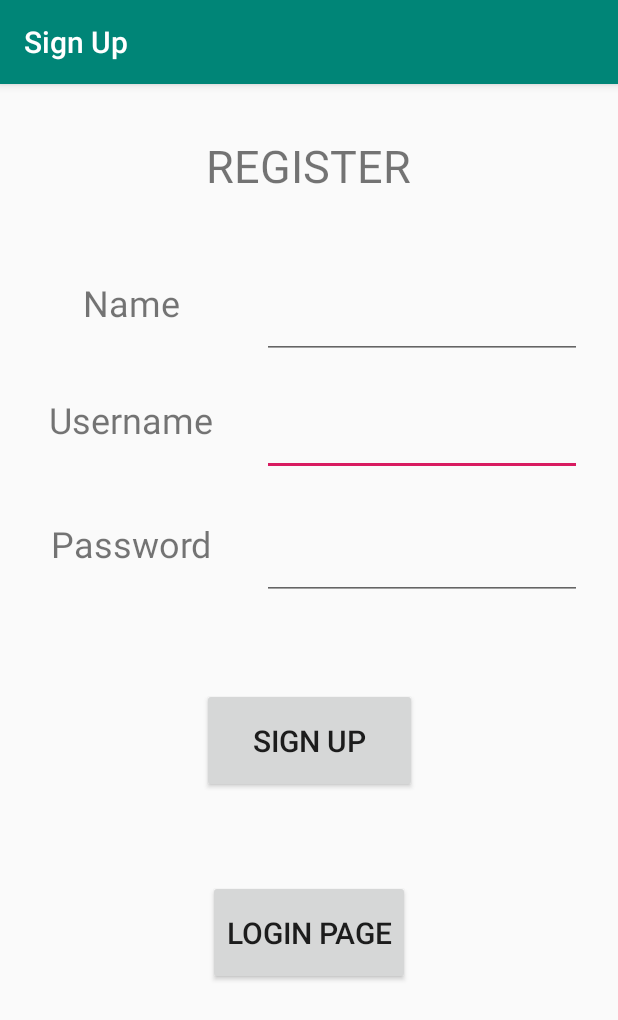
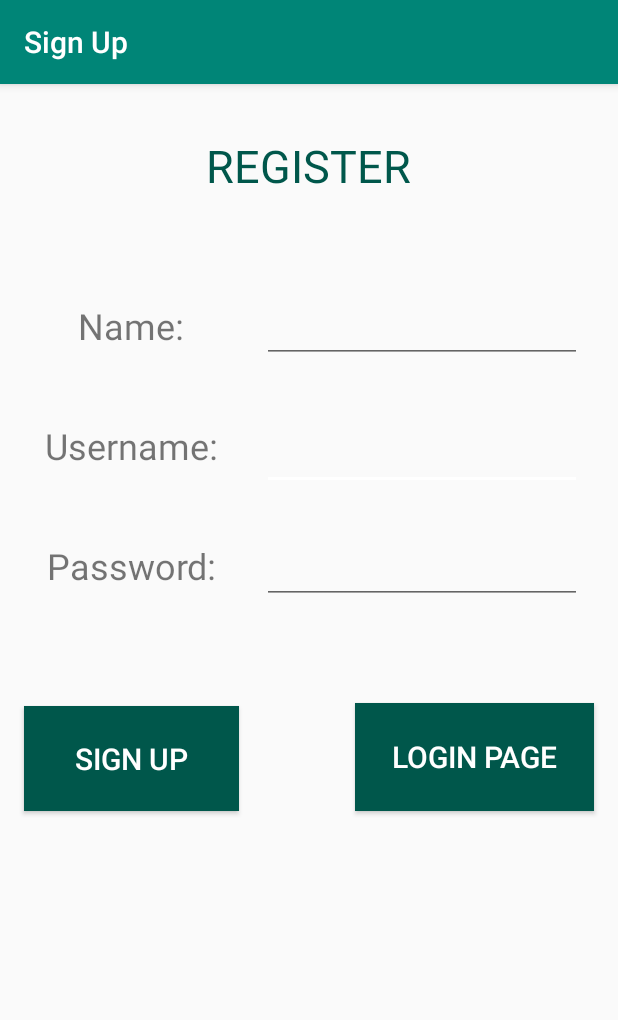
Before and after one commit to kaustuvnandy/ToDoAppProject, an Android app: the SignUpActivity screen opened directly, with no data from a screen before it, on a phone screen of 412 x 824 dp. Shown: the top 1020 px of the screen. Run offline under Robolectric (Android 15) with nearby library versions, the phone set to English and light mode, and no system bars; libraries missing offline, so code that uses them is left out: io.realm.

Commit message:
Layouts Modified

```diff
--- a/ToDoApp/app/src/main/java/com/project/todoapp/CreateToDoTask.java
+++ b/ToDoApp/app/src/main/java/com/project/todoapp/CreateToDoTask.java
@@ -72,7 +72,6 @@ public class CreateToDoTask extends AppCompatActivity implements ColorPickerDial
     private void updateLabel() {
         String myFormat = "dd/MM/yyyy";
         SimpleDateFormat sdf = new SimpleDateFormat(myFormat, Locale.US);
-
         task_date.setText(sdf.format(myCalendar.getTime()));
     }
 
--- a/ToDoApp/app/src/main/java/com/project/todoapp/LoginActivity.java
+++ b/ToDoApp/app/src/main/java/com/project/todoapp/LoginActivity.java
@@ -49,10 +49,6 @@ public class LoginActivity extends AppCompatActivity {
                 if(password.getText().toString().equals(userpass)) {
                     realm.close();
                     Toast.makeText(this,"Welcome " + username.getText().toString(),Toast.LENGTH_LONG).show();
-                    LayoutInflater inflater=getLayoutInflater();
-                    View mview=inflater.inflate(R.layout.nav_header,null);
-                    TextView txtName=mview.findViewById(R.id.textUserName);
-                    txtName.setText("Logged in by "+username.getText());
                     Intent intent = new Intent(this, ToDoTaskList.class);
                     intent.putExtra("username",username.getText().toString());
                     intent.addFlags(Intent.FLAG_ACTIVITY_CLEAR_TOP);
--- a/ToDoApp/app/src/main/res/layout/activity_sign_up.xml
+++ b/ToDoApp/app/src/main/res/layout/activity_sign_up.xml
@@ -16,6 +16,7 @@
         android:layout_marginBottom="8dp"
         android:text="REGISTER"
         android:textAlignment="center"
+        android:textColor="@color/colorPrimaryDark"
         android:textSize="30sp"
         app:layout_constraintBottom_toBottomOf="parent"
         app:layout_constraintEnd_toEndOf="parent"
@@ -30,14 +31,17 @@
         android:layout_height="54dp"
         android:layout_marginStart="16dp"
         android:layout_marginTop="8dp"
+        android:layout_marginEnd="8dp"
         android:layout_marginBottom="8dp"
-        android:text="Username"
+        android:text="Username:"
         android:textAlignment="center"
         android:textSize="24sp"
         app:layout_constraintBottom_toBottomOf="parent"
+        app:layout_constraintEnd_toEndOf="parent"
+        app:layout_constraintHorizontal_bias="0.0"
         app:layout_constraintStart_toStartOf="parent"
-        app:layout_constraintTop_toBottomOf="@+id/textView4"
-        app:layout_constraintVertical_bias="0.031" />
+        app:layout_constraintTop_toTopOf="parent"
+        app:layout_constraintVertical_bias="0.31" />
 
     <TextView
         android:id="@+id/textView3"
@@ -45,19 +49,23 @@
         android:layout_height="54dp"
         android:layout_marginStart="16dp"
         android:layout_marginTop="8dp"
+        android:layout_marginEnd="8dp"
         android:layout_marginBottom="8dp"
-        android:text="Password"
+        android:text="Password:"
         android:textAlignment="center"
         android:textSize="24sp"
         app:layout_constraintBottom_toBottomOf="parent"
+        app:layout_constraintEnd_toEndOf="parent"
+        app:layout_constraintHorizontal_bias="0.0"
         app:layout_constraintStart_toStartOf="parent"
-        app:layout_constraintTop_toBottomOf="@+id/textView2"
-        app:layout_constraintVertical_bias="0.047" />
+        app:layout_constraintTop_toTopOf="parent"
+        app:layout_constraintVertical_bias="0.425" />
 
     <EditText
         android:id="@+id/username"
         android:layout_width="wrap_content"
         android:layout_height="54dp"
+        android:layout_marginStart="8dp"
         android:layout_marginTop="8dp"
         android:layout_marginEnd="24dp"
         android:layout_marginBottom="8dp"
@@ -65,13 +73,16 @@
         android:inputType="textEmailAddress"
         app:layout_constraintBottom_toBottomOf="parent"
         app:layout_constraintEnd_toEndOf="parent"
-        app:layout_constraintTop_toBottomOf="@+id/name"
-        app:layout_constraintVertical_bias="0.031" />
+        app:layout_constraintHorizontal_bias="1.0"
+        app:layout_constraintStart_toStartOf="parent"
+        app:layout_constraintTop_toTopOf="parent"
+        app:layout_constraintVertical_bias="0.299" />
 
     <EditText
         android:id="@+id/password"
         android:layout_width="wrap_content"
         android:layout_height="54dp"
+        android:layout_marginStart="8dp"
         android:layout_marginTop="8dp"
         android:layout_marginEnd="24dp"
         android:layout_marginBottom="8dp"
@@ -79,8 +90,10 @@
         android:inputType="textPassword"
         app:layout_constraintBottom_toBottomOf="parent"
         app:layout_constraintEnd_toEndOf="parent"
-        app:layout_constraintTop_toBottomOf="@+id/username"
-        app:layout_constraintVertical_bias="0.047" />
+        app:layout_constraintHorizontal_bias="1.0"
+        app:layout_constraintStart_toStartOf="parent"
+        app:layout_constraintTop_toTopOf="parent"
+        app:layout_constraintVertical_bias="0.408" />
 
     <Button
         android:id="@+id/sign_up"
@@ -90,54 +103,72 @@
         android:layout_marginTop="8dp"
         android:layout_marginEnd="8dp"
         android:layout_marginBottom="8dp"
+        android:background="@color/colorPrimaryDark"
+        android:onClick="onButtonPressed"
         android:text="Sign Up"
         android:textAlignment="center"
+        android:textColor="@color/colorAccent"
         android:textSize="20sp"
         app:layout_constraintBottom_toBottomOf="parent"
         app:layout_constraintEnd_toEndOf="parent"
+        app:layout_constraintHorizontal_bias="0.031"
         app:layout_constraintStart_toStartOf="parent"
         app:layout_constraintTop_toTopOf="parent"
-        app:layout_constraintVertical_bias="0.579"
-        android:onClick="onButtonPressed"/>
+        app:layout_constraintVertical_bias="0.596" />
 
     <TextView
         android:id="@+id/textView4"
         android:layout_width="143dp"
         android:layout_height="54dp"
         android:layout_marginStart="16dp"
-        android:layout_marginTop="40dp"
-        android:text="Name"
+        android:layout_marginTop="8dp"
+        android:layout_marginEnd="8dp"
+        android:layout_marginBottom="8dp"
+        android:text="Name:"
         android:textAlignment="center"
         android:textSize="24sp"
+        app:layout_constraintBottom_toBottomOf="parent"
+        app:layout_constraintEnd_toEndOf="parent"
+        app:layout_constraintHorizontal_bias="0.0"
         app:layout_constraintStart_toStartOf="parent"
-        app:layout_constraintTop_toBottomOf="@+id/textView" />
+        app:layout_constraintTop_toTopOf="parent"
+        app:layout_constraintVertical_bias="0.196" />
 
     <EditText
         android:id="@+id/name"
         android:layout_width="wrap_content"
         android:layout_height="54dp"
-        android:layout_marginTop="40dp"
+        android:layout_marginStart="8dp"
+        android:layout_marginTop="8dp"
         android:layout_marginEnd="24dp"
+        android:layout_marginBottom="8dp"
         android:ems="10"
         android:inputType="textPersonName"
+        app:layout_constraintBottom_toBottomOf="parent"
         app:layout_constraintEnd_toEndOf="parent"
-        app:layout_constraintTop_toBottomOf="@+id/textView" />
+        app:layout_constraintHorizontal_bias="1.0"
+        app:layout_constraintStart_toStartOf="parent"
+        app:layout_constraintTop_toTopOf="parent"
+        app:layout_constraintVertical_bias="0.178" />
 
     <Button
         android:id="@+id/loginpage"
-        android:layout_width="wrap_content"
-        android:layout_height="70dp"
+        android:layout_width="159dp"
+        android:layout_height="72dp"
         android:layout_marginStart="8dp"
         android:layout_marginTop="8dp"
         android:layout_marginEnd="8dp"
         android:layout_marginBottom="8dp"
+        android:background="@color/colorPrimaryDark"
+        android:onClick="onPressLoginPage"
         android:text="Login Page"
+        android:textColor="@color/colorAccent"
         android:textSize="20sp"
         app:layout_constraintBottom_toBottomOf="parent"
         app:layout_constraintEnd_toEndOf="parent"
+        app:layout_constraintHorizontal_bias="0.966"
         app:layout_constraintStart_toStartOf="parent"
-        app:layout_constraintTop_toBottomOf="@+id/sign_up"
-        app:layout_constraintVertical_bias="0.238"
-        android:onClick="onPressLoginPage"/>
+        app:layout_constraintTop_toTopOf="parent"
+        app:layout_constraintVertical_bias="0.595" />
 
 </androidx.constraintlayout.widget.ConstraintLayout>
--- a/ToDoApp/app/src/main/res/values/colors.xml
+++ b/ToDoApp/app/src/main/res/values/colors.xml
@@ -2,5 +2,5 @@
 <resources>
     <color name="colorPrimary">#008577</color>
     <color name="colorPrimaryDark">#00574B</color>
-    <color name="colorAccent">#D81B60</color>
+    <color name="colorAccent">#FFFFFF</color>
 </resources>
```
Also changed, not shown: ToDoApp/app/src/main/java/com/project/todoapp/ToDoTaskList.java (+7 -0 lines), ToDoApp/app/src/main/res/layout/activity_create_to_do_task.xml (+39 -29 lines), ToDoApp/app/src/main/res/layout/activity_login.xml (+53 -32 lines), ToDoApp/app/src/main/res/layout/activity_to_do_task_list.xml (+6 -4 lines), ToDoApp/app/src/main/res/layout/nav_header.xml (+9 -7 lines).
